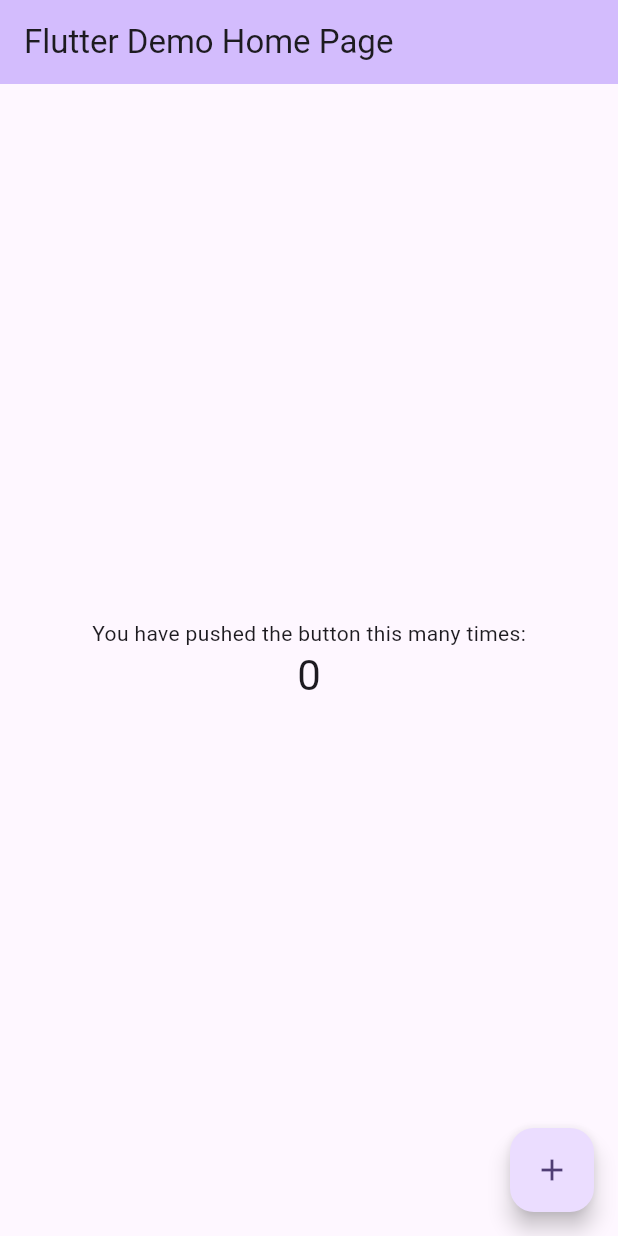
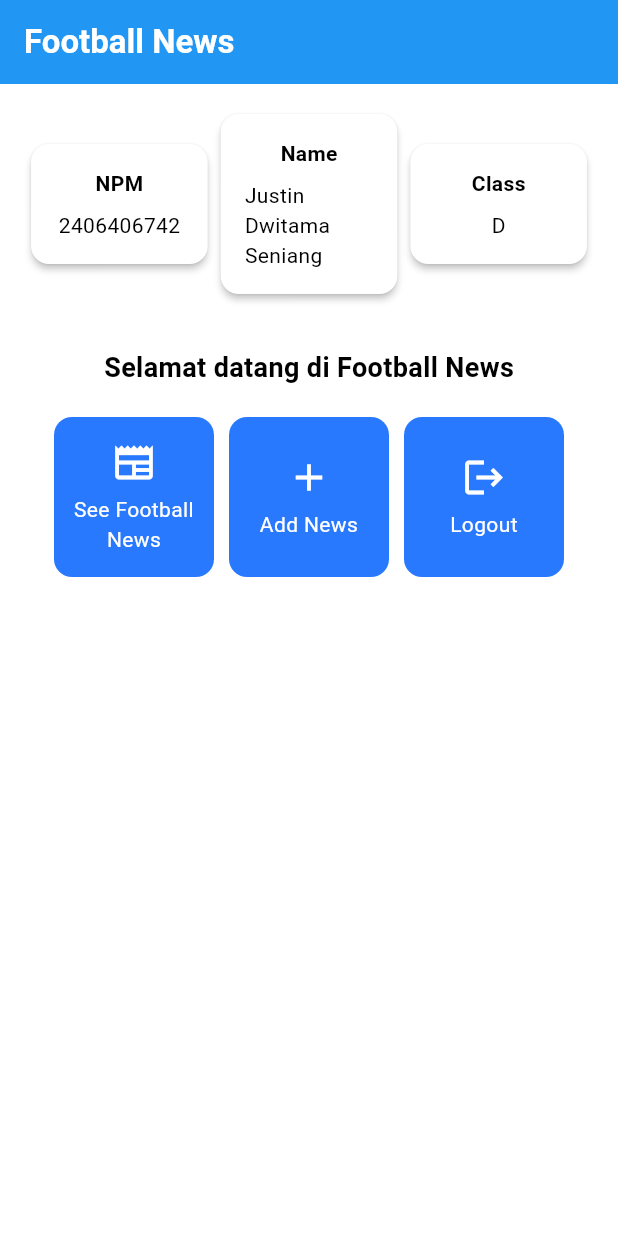
Before and after one commit to elcipeng/football-news-mobile, a Flutter app: the screen it shows after launch, on a phone screen of 412 x 824 dp. Run offline on Flutter 3.47's test engine with Material 3 defaults, Android fonts, the phone set to English and light mode, and no system bars.

Commit message:
menyelesaikan tutorial 7

```diff
--- a/lib/main.dart
+++ b/lib/main.dart
@@ -1,4 +1,5 @@
 import 'package:flutter/material.dart';
+import 'package:football_news/menu.dart';
 
 void main() {
   runApp(const MyApp());
@@ -7,116 +8,15 @@ void main() {
 class MyApp extends StatelessWidget {
   const MyApp({super.key});
 
-  // This widget is the root of your application.
   @override
   Widget build(BuildContext context) {
     return MaterialApp(
       title: 'Flutter Demo',
       theme: ThemeData(
-        // This is the theme of your application.
-        //
-        // TRY THIS: Try running your application with "flutter run". You'll see
-        // the application has a purple toolbar. Then, without quitting the app,
-        // try changing the seedColor in the colorScheme below to Colors.green
-        // and then invoke "hot reload" (save your changes or press the "hot
-        // reload" button in a Flutter-supported IDE, or press "r" if you used
-        // the command line to start the app).
-        //
-        // Notice that the counter didn't reset back to zero; the application
-        // state is not lost during the reload. To reset the state, use hot
-        // restart instead.
-        //
-        // This works for code too, not just values: Most code changes can be
-        // tested with just a hot reload.
-        colorScheme: ColorScheme.fromSeed(seedColor: Colors.deepPurple),
+        colorScheme: ColorScheme.fromSwatch(primarySwatch: Colors.blue)
+            .copyWith(secondary: Colors.blueAccent[400]),
       ),
-      home: const MyHomePage(title: 'Flutter Demo Home Page'),
+      home: MyHomePage(),
     );
   }
 }
-
-class MyHomePage extends StatefulWidget {
-  const MyHomePage({super.key, required this.title});
-
-  // This widget is the home page of your application. It is stateful, meaning
-  // that it has a State object (defined below) that contains fields that affect
-  // how it looks.
-
-  // This class is the configuration for the state. It holds the values (in this
-  // case the title) provided by the parent (in this case the App widget) and
-  // used by the build method of the State. Fields in a Widget subclass are
-  // always marked "final".
-
-  final String title;
-
-  @override
-  State<MyHomePage> createState() => _MyHomePageState();
-}
-
-class _MyHomePageState extends State<MyHomePage> {
-  int _counter = 0;
-
-  void _incrementCounter() {
-    setState(() {
-      // This call to setState tells the Flutter framework that something has
-      // changed in this State, which causes it to rerun the build method below
-      // so that the display can reflect the updated values. If we changed
-      // _counter without calling setState(), then the build method would not be
-      // called again, and so nothing would appear to happen.
-      _counter++;
-    });
-  }
-
-  @override
-  Widget build(BuildContext context) {
-    // This method is rerun every time setState is called, for instance as done
-    // by the _incrementCounter method above.
-    //
-    // The Flutter framework has been optimized to make rerunning build methods
-    // fast, so that you can just rebuild anything that needs updating rather
-    // than having to individually change instances of widgets.
-    return Scaffold(
-      appBar: AppBar(
-        // TRY THIS: Try changing the color here to a specific color (to
-        // Colors.amber, perhaps?) and trigger a hot reload to see the AppBar
-        // change color while the other colors stay the same.
-        backgroundColor: Theme.of(context).colorScheme.inversePrimary,
-        // Here we take the value from the MyHomePage object that was created by
-        // the App.build method, and use it to set our appbar title.
-        title: Text(widget.title),
-      ),
-      body: Center(
-        // Center is a layout widget. It takes a single child and positions it
-        // in the middle of the parent.
-        child: Column(
-          // Column is also a layout widget. It takes a list of children and
-          // arranges them vertically. By default, it sizes itself to fit its
-          // children horizontally, and tries to be as tall as its parent.
-          //
-          // Column has various properties to control how it sizes itself and
-          // how it positions its children. Here we use mainAxisAlignment to
-          // center the children vertically; the main axis here is the vertical
-          // axis because Columns are vertical (the cross axis would be
-          // horizontal).
-          //
-          // TRY THIS: Invoke "debug painting" (choose the "Toggle Debug Paint"
-          // action in the IDE, or press "p" in the console), to see the
-          // wireframe for each widget.
-          mainAxisAlignment: MainAxisAlignment.center,
-          children: <Widget>[
-            const Text('You have pushed the button this many times:'),
-            Text(
-              '$_counter',
-              style: Theme.of(context).textTheme.headlineMedium,
-            ),
-          ],
-        ),
-      ),
-      floatingActionButton: FloatingActionButton(
-        onPressed: _incrementCounter,
-        tooltip: 'Increment',
-        child: const Icon(Icons.add),
-      ), // This trailing comma makes auto-formatting nicer for build methods.
-    );
-  }
-}
--- /dev/null
+++ b/lib/menu.dart
@@ -0,0 +1,154 @@
+import 'package:flutter/material.dart';
+
+class MyHomePage extends StatelessWidget {
+  MyHomePage({super.key});
+
+  final String npm = '2406406742';
+  final String nama = 'Justin Dwitama Seniang';
+  final String kelas = 'D';
+
+  final List<ItemHomepage> items = [
+    ItemHomepage("See Football News", Icons.newspaper),
+    ItemHomepage("Add News", Icons.add),
+    ItemHomepage("Logout", Icons.logout),
+  ];
+
+  @override
+  Widget build(BuildContext context) {
+    return Scaffold(
+      appBar: AppBar(
+        title: const Text(
+          'Football News',
+          style: TextStyle(
+            color: Colors.white,
+            fontWeight: FontWeight.bold,
+          ),
+        ),
+        backgroundColor: Theme.of(context).colorScheme.primary,
+      ),
+      body: Padding(
+        padding: const EdgeInsets.all(16.0),
+        child: Column(
+          crossAxisAlignment: CrossAxisAlignment.center,
+          children: [
+            Row(
+              mainAxisAlignment: MainAxisAlignment.spaceEvenly,
+              children: [
+                InfoCard(title: 'NPM', content: npm),
+                InfoCard(title: 'Name', content: nama),
+                InfoCard(title: 'Class', content: kelas),
+              ],
+            ),
+            const SizedBox(height: 16.0),
+            Center(
+              child: Column(
+                children: [
+                  const Padding(
+                    padding: EdgeInsets.only(top: 16.0),
+                    child: Text(
+                      'Selamat datang di Football News',
+                      style: TextStyle(
+                        fontWeight: FontWeight.bold,
+                        fontSize: 18.0,
+                      ),
+                    ),
+                  ),
+                  GridView.count(
+                    primary: true,
+                    padding: const EdgeInsets.all(20),
+                    crossAxisSpacing: 10,
+                    mainAxisSpacing: 10,
+                    crossAxisCount: 3,
+                    shrinkWrap: true,
+                    children: items.map((ItemHomepage item) {
+                      return ItemCard(item);
+                    }).toList(),
+                  ),
+                ],
+              ),
+            ),
+          ],
+        ),
+      ),
+    );
+  }
+}
+
+class InfoCard extends StatelessWidget {
+  final String title;
+  final String content;
+
+  const InfoCard({super.key, required this.title, required this.content});
+
+  @override
+  Widget build(BuildContext context) {
+    return Card(
+      elevation: 2.0,
+      child: Container(
+        width: MediaQuery.of(context).size.width / 3.5,
+        padding: const EdgeInsets.all(16.0),
+        child: Column(
+          children: [
+            Text(
+              title,
+              style: const TextStyle(fontWeight: FontWeight.bold),
+            ),
+            const SizedBox(height: 8.0),
+            Text(content),
+          ],
+        ),
+      ),
+    );
+  }
+}
+
+class ItemHomepage {
+  final String name;
+  final IconData icon;
+
+  ItemHomepage(this.name, this.icon);
+}
+
+class ItemCard extends StatelessWidget {
+  final ItemHomepage item;
+
+  const ItemCard(this.item, {super.key});
+
+  @override
+  Widget build(BuildContext context) {
+    return Material(
+      color: Theme.of(context).colorScheme.secondary,
+      borderRadius: BorderRadius.circular(12),
+      child: InkWell(
+        onTap: () {
+          ScaffoldMessenger.of(context)
+            ..hideCurrentSnackBar()
+            ..showSnackBar(
+              SnackBar(content: Text("Kamu telah menekan tombol ${item.name}!"))
+            );
+        },
+        child: Container(
+          padding: const EdgeInsets.all(8),
+          child: Center(
+            child: Column(
+              mainAxisAlignment: MainAxisAlignment.center,
+              children: [
+                Icon(
+                  item.icon,
+                  color: Colors.white,
+                  size: 30.0,
+                ),
+                const Padding(padding: EdgeInsets.all(3)),
+                Text(
+                  item.name,
+                  textAlign: TextAlign.center,
+                  style: const TextStyle(color: Colors.white),
+                ),
+              ],
+            ),
+          ),
+        ),
+      ),
+    );
+  }
+}
```
Also changed, not shown: 1 other file.
